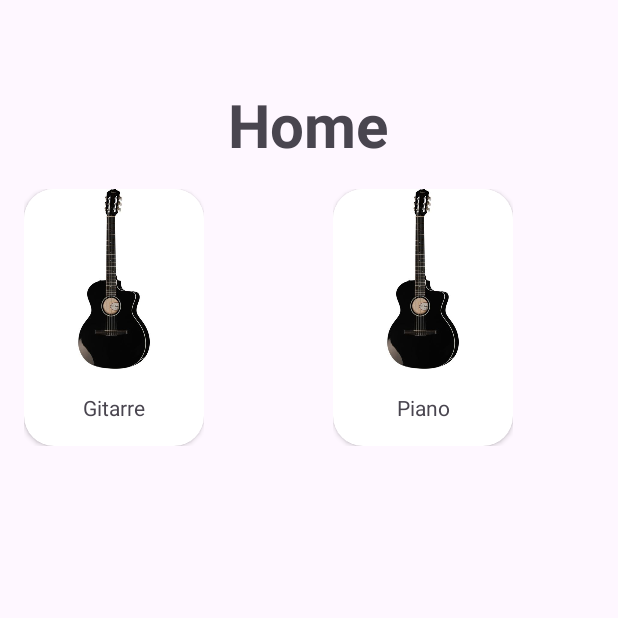
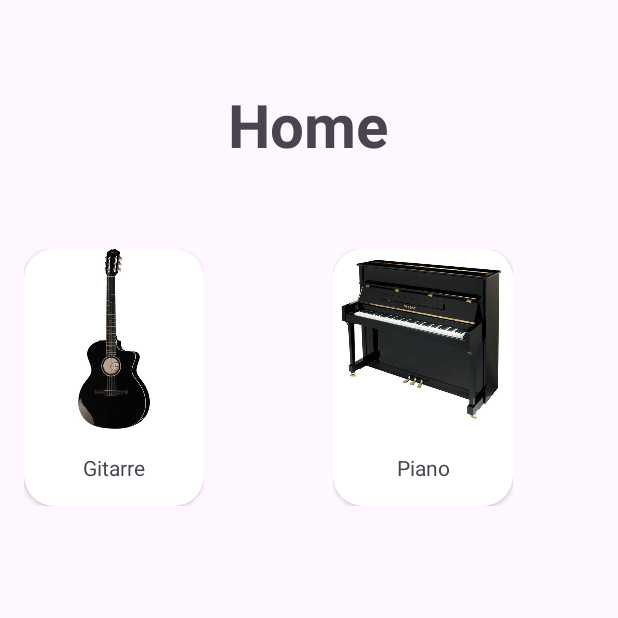
Before and after one commit to Rezatajali/WiederhulungsWoche, an Android app: the Home screen opened through its navigation route, on a phone screen of 412 x 824 dp, the top half of it. Run offline under Robolectric (Android 15) with nearby library versions, the phone set to English and light mode, and no system bars.

Commit message:
70% neue projekt

```diff
--- a/src/main/java/com/example/myappiiii/Adapters/AdapterCategory.kt
+++ b/src/main/java/com/example/myappiiii/Adapters/AdapterCategory.kt
@@ -4,13 +4,15 @@ import android.view.LayoutInflater
 import android.view.ViewGroup
 import androidx.recyclerview.widget.RecyclerView
 import com.example.myappiiii.Model.Category
+import com.example.myappiiii.Model.Subcategory
 import com.example.myappiiii.databinding.ListItemCategoryBinding
+import com.example.myappiiii.ui.SubCategory
 
 class AdapterCategory(
     // Liste der Kategorien
     private val categories: List<Category>,
     // Funktion, die beim Klicken auf eine Kategorie aufgerufen wird
-    //private val onCategoryClick: (List<SubCategory>) -> Unit,
+    private val onCategoryClick: (Category) -> Unit,
     ) : RecyclerView.Adapter<AdapterCategory.CategoryViewHolder>() {
 
         // Interner ViewHolder zum Halten der Item-Views
@@ -43,8 +45,9 @@ class AdapterCategory(
 
             // Klick-Listener für jedes Item definieren
             holder.binding.root.setOnClickListener {
-                // Aufrufen der onCategoryClick-Funktion mit der Liste der Unterkategorien der Kategorie
-                //onCategoryClick(item.subCategory)
+                //Aufrufen der onCategoryClick-Funktion mit der Liste
+                onCategoryClick(item)
+
             }
         }
 }
--- a/src/main/java/com/example/myappiiii/Data/DataSource.kt
+++ b/src/main/java/com/example/myappiiii/Data/DataSource.kt
@@ -13,11 +13,23 @@ class DataSource {
 
             Category("Gitarre", R.drawable.gitarr, listOf(
                 Subcategory("Taylor Gitarr", "Taylor 214ce-N Black Dlx Nylon SE", 110.99, R.drawable.git),
+                Subcategory("Taylor Gitarr", "Taylor 214ce-N Black Dlx Nylon SE", 110.99, R.drawable.git),
+                Subcategory("Taylor Gitarr", "Taylor 214ce-N Black Dlx Nylon SE", 110.99, R.drawable.git),
+                Subcategory("Taylor Gitarr", "Taylor 214ce-N Black Dlx Nylon SE", 110.99, R.drawable.git),
+                Subcategory("Taylor Gitarr", "Taylor 214ce-N Black Dlx Nylon SE", 110.99, R.drawable.git),
+                Subcategory("Taylor Gitarr", "Taylor 214ce-N Black Dlx Nylon SE", 110.99, R.drawable.git),
+                Subcategory("Taylor Gitarr", "Taylor 214ce-N Black Dlx Nylon SE", 110.99, R.drawable.git),
                 Subcategory("Yamaha", "Pepperoni pizza with extra cheese", 9.99, R.drawable.gitarr))),
 
-            Category("Piano", R.drawable.gitarr, listOf(
-                Subcategory("Thomann Piano", "Taylor 214ce-N Black Dlx Nylon SE", 110.99, R.drawable.piano),
-                Subcategory("Yamaha Piano", "Pepperoni pizza with extra cheese", 9.99, R.drawable.piano))),
+            Category("Piano", R.drawable.pianooo, listOf(
+                Subcategory("Thomann Piano", "Taylor 214ce-N Black Dlx Nylon SE", 110.99, R.drawable.pianooo),
+                Subcategory("Thomann Piano", "Taylor 214ce-N Black Dlx Nylon SE", 110.99, R.drawable.pianooo),
+                Subcategory("Thomann Piano", "Taylor 214ce-N Black Dlx Nylon SE", 110.99, R.drawable.pianooo),
+                Subcategory("Thomann Piano", "Taylor 214ce-N Black Dlx Nylon SE", 110.99, R.drawable.pianooo),
+                Subcategory("Thomann Piano", "Taylor 214ce-N Black Dlx Nylon SE", 110.99, R.drawable.pianooo),
+                Subcategory("Thomann Piano", "Taylor 214ce-N Black Dlx Nylon SE", 110.99, R.drawable.pianooo),
+                Subcategory("Thomann Piano", "Taylor 214ce-N Black Dlx Nylon SE", 110.99, R.drawable.pianooo),
+                Subcategory("Yamaha Piano", "Pepperoni pizza with extra cheese", 9.99, R.drawable.pianooo))),
 
             )
 
--- a/src/main/java/com/example/myappiiii/Model/Category.kt
+++ b/src/main/java/com/example/myappiiii/Model/Category.kt
@@ -4,4 +4,7 @@ data class Category(
     val name: String,
     val image: Int,
     val subcategory: List<Subcategory>,
-)
+
+) {
+
+}
--- a/src/main/java/com/example/myappiiii/ui/Home.kt
+++ b/src/main/java/com/example/myappiiii/ui/Home.kt
@@ -5,16 +5,21 @@ import android.view.LayoutInflater
 import android.view.View
 import android.view.ViewGroup
 import androidx.fragment.app.Fragment
+import androidx.fragment.app.activityViewModels
 import androidx.navigation.fragment.findNavController
 import com.example.myappiiii.Adapters.AdapterCategory
 import com.example.myappiiii.Data.DataSource
+import com.example.myappiiii.Model.Category
 import com.example.myappiiii.R
+import com.example.myappiiii.SharedViewModel
 import com.example.myappiiii.databinding.FragmentHomeBinding
 
 
 class Home : Fragment() {
 
     lateinit var binding: FragmentHomeBinding
+
+    private val viewModel: SharedViewModel by activityViewModels()
 
 
     override fun onCreateView(
@@ -28,11 +33,20 @@ class Home : Fragment() {
     override fun onViewCreated(view: View, savedInstanceState: Bundle?) {
         super.onViewCreated(view, savedInstanceState)
 
-        val adapter = AdapterCategory(DataSource().categories())
+        val data = DataSource().categories()
+
+
+        val onCategoryCkic: (Category) -> Unit = {
+            //UI Event an ViewModel weitergeben
+            viewModel.setCurrentCategory(category = it)
+
+            //navigate to subCategory
+            findNavController().navigate(R.id.subCategory)
+        }
+
+        val adapter = AdapterCategory(data, onCategoryCkic)
         binding.categoryRV.adapter = adapter
 
-        binding.categoryRV.setOnClickListener{
-            findNavController().navigate(R.id.subCategory)
-        }
+
     }
 }
--- /dev/null
+++ b/src/main/res/drawable/baseline_add_shopping_cart_24.xml
@@ -0,0 +1,5 @@
+<vector xmlns:android="http://schemas.android.com/apk/res/android" android:height="24dp" android:tint="#000000" android:viewportHeight="24" android:viewportWidth="24" android:width="24dp">
+
+    <path android:fillColor="@android:color/white" android:pathData="M11,9h2L13,6h3L16,4h-3L13,1h-2v3L8,4v2h3v3zM7,18c-1.1,0 -1.99,0.9 -1.99,2S5.9,22 7,22s2,-0.9 2,-2 -0.9,-2 -2,-2zM17,18c-1.1,0 -1.99,0.9 -1.99,2s0.89,2 1.99,2 2,-0.9 2,-2 -0.9,-2 -2,-2zM7.17,14.75l0.03,-0.12 0.9,-1.63h7.45c0.75,0 1.41,-0.41 1.75,-1.03l3.86,-7.01L19.42,4h-0.01l-1.1,2 -2.76,5L8.53,11l-0.13,-0.27L6.16,6l-0.95,-2 -0.94,-2L1,2v2h2l3.6,7.59 -1.35,2.45c-0.16,0.28 -0.25,0.61 -0.25,0.96 0,1.1 0.9,2 2,2h12v-2L7.42,15c-0.13,0 -0.25,-0.11 -0.25,-0.25z"/>
+
+</vector>
--- a/src/main/res/layout/fragment_home.xml
+++ b/src/main/res/layout/fragment_home.xml
@@ -24,12 +24,13 @@
         android:id="@+id/category_RV"
         android:layout_width="match_parent"
         android:layout_height="0dp"
+        android:layout_marginTop="40dp"
+        android:layout_marginBottom="20dp"
         app:layoutManager="androidx.recyclerview.widget.GridLayoutManager"
-        app:spanCount="2"
-        tools:listitem="@layout/list_item_category"
-        android:layout_marginBottom="20dp"
         app:layout_constraintBottom_toBottomOf="parent"
         app:layout_constraintEnd_toEndOf="parent"
         app:layout_constraintStart_toStartOf="parent"
-        app:layout_constraintTop_toBottomOf="@+id/home_TV" />
+        app:layout_constraintTop_toBottomOf="@+id/home_TV"
+        app:spanCount="2"
+        tools:listitem="@layout/list_item_category" />
 </androidx.constraintlayout.widget.ConstraintLayout>
--- a/src/main/res/navigation/nav_graph.xml
+++ b/src/main/res/navigation/nav_graph.xml
@@ -27,5 +27,14 @@
         android:id="@+id/subCategory"
         android:name="com.example.myappiiii.ui.SubCategory"
         android:label="fragment_sub_category"
-        tools:layout="@layout/fragment_sub_category" />
+        tools:layout="@layout/fragment_sub_category" >
+        <action
+            android:id="@+id/action_subCategory_to_detail"
+            app:destination="@id/detail" />
+    </fragment>
+    <fragment
+        android:id="@+id/detail"
+        android:name="com.example.myappiiii.ui.Detail"
+        android:label="fragment_detail"
+        tools:layout="@layout/fragment_detail" />
 </navigation>
```
Also changed, not shown: src/main/java/com/example/myappiiii/Adapters/SubcategoryAdapter.kt (+6 -5 lines), src/main/java/com/example/myappiiii/SharedViewModel.kt (added, +28 -0 lines), src/main/java/com/example/myappiiii/ui/Detail.kt (added, +36 -0 lines), src/main/java/com/example/myappiiii/ui/SubCategory.kt (+22 -1 lines), src/main/res/layout/fragment_detail.xml (added, +80 -0 lines), src/main/res/layout/fragment_sub_category.xml (+7 -5 lines), src/main/res/drawable/piano.jpeg (deleted), src/main/res/drawable/pianooo.jpeg (added).
